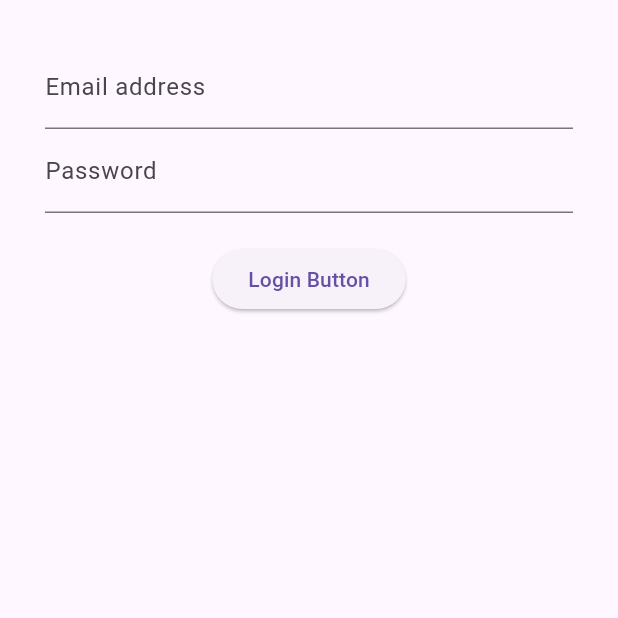
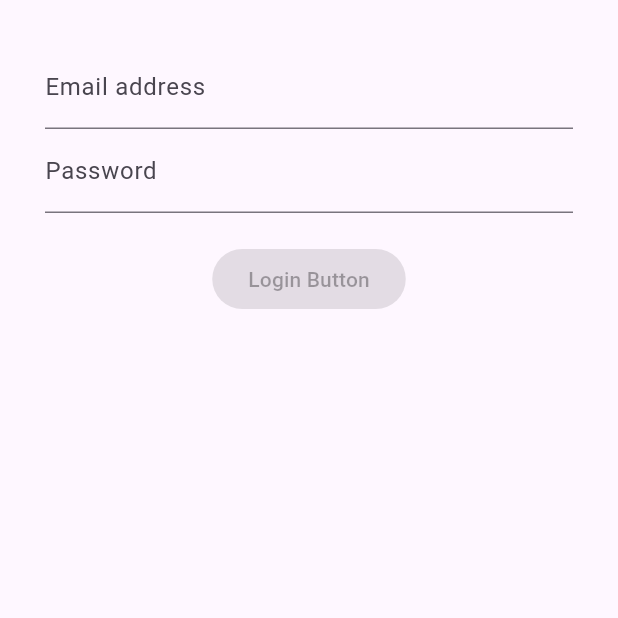
Before and after one commit to umairshaik/login_bloc, a Flutter app: the screen it shows after launch, on a phone screen of 412 x 824 dp, the top half of it. Run offline on Flutter 3.47's test engine with Material 3 defaults, Android fonts, the phone set to English and light mode, and no system bars; our stand-ins replace rxdart.

Commit message:
[Umair][004] using rx dart

```diff
--- a/lib/src/app2.dart
+++ b/lib/src/app2.dart
@@ -1,4 +1,5 @@
 import 'package:flutter/material.dart';
+import 'package:login_bloc/src/blocs/login_screen_provider.dart';
 import 'package:login_bloc/src/screens/login_screen2.dart';
 
 class App2 extends StatelessWidget {
@@ -6,10 +7,12 @@ class App2 extends StatelessWidget {
 
   @override
   Widget build(BuildContext context) {
-    return  MaterialApp(
-      title: 'Log me in',
-      home: Scaffold(
-        body: LoginScreen2(),
+    return LoginScreenProvider(
+      child: const MaterialApp(
+        title: 'Log me in',
+        home: Scaffold(
+          body: LoginScreen2(),
+        ),
       ),
     );
   }
--- a/lib/src/blocs/login_screen_bloc.dart
+++ b/lib/src/blocs/login_screen_bloc.dart
@@ -1,19 +1,30 @@
 import 'dart:async';
 
 import 'package:login_bloc/src/blocs/validators2.dart';
+import 'package:rxdart/rxdart.dart';
 
 class LoginScreenBloc with Validators2 {
-  final _emailController = StreamController<String>();
-  final _passwordController = StreamController<String>();
+  final _emailController = BehaviorSubject<String>();
+  final _passwordController = BehaviorSubject<String>();
 
   Stream<String> get email => _emailController.stream.transform(validateEmail);
 
   Stream<String> get password =>
       _passwordController.stream.transform(validatePassword);
 
+  Stream<bool> get validateSubmit =>
+      CombineLatestStream.combine2(email, password, (a, b) => true);
+
   Function(String) get changeEmail => _emailController.sink.add;
 
   Function(String) get changePwd => _passwordController.sink.add;
+
+  submit() {
+    final email = _emailController.value;
+    final password = _passwordController.value;
+
+    print("$email and $password is sent to server");
+  }
 
   dispose() {
     _emailController.close();
--- /dev/null
+++ b/lib/src/blocs/login_screen_provider.dart
@@ -0,0 +1,14 @@
+import 'package:flutter/material.dart';
+import 'package:login_bloc/src/blocs/login_screen_bloc.dart';
+
+class LoginScreenProvider extends InheritedWidget {
+  final LoginScreenBloc bloc = LoginScreenBloc();
+
+  LoginScreenProvider({super.key, required super.child});
+
+  @override
+  bool updateShouldNotify(covariant InheritedWidget oldWidget) => true;
+
+  static LoginScreenBloc of(BuildContext context) =>
+      context.dependOnInheritedWidgetOfExactType<LoginScreenProvider>()!.bloc;
+}
--- a/lib/src/screens/login_screen2.dart
+++ b/lib/src/screens/login_screen2.dart
@@ -1,27 +1,32 @@
 import 'package:flutter/material.dart';
 import 'package:login_bloc/src/blocs/login_screen_bloc.dart';
+import 'package:login_bloc/src/blocs/login_screen_provider.dart';
 
 class LoginScreen2 extends StatelessWidget {
-  LoginScreen2({super.key});
-
-  final bloc = LoginScreenBloc();
+  const LoginScreen2({super.key});
 
   @override
   Widget build(BuildContext context) {
     return Container(
       margin: const EdgeInsets.all(30.0),
-      child: Column(
+      child: const Column(
         children: [
-          emailField(bloc),
-          passwordField(bloc),
-          const Padding(padding: EdgeInsets.all(10.0)),
-          submitButton()
+          EmailFieldWidget(),
+          PasswordFieldWidget(),
+          Padding(padding: EdgeInsets.all(10.0)),
+          SubmitButton()
         ],
       ),
     );
   }
+}
 
-  Widget emailField(LoginScreenBloc bloc) {
+class EmailFieldWidget extends StatelessWidget {
+  const EmailFieldWidget({super.key});
+
+  @override
+  Widget build(BuildContext context) {
+    final LoginScreenBloc bloc = LoginScreenProvider.of(context);
     return StreamBuilder(
         stream: bloc.email,
         builder: (context, snapshot) {
@@ -36,8 +41,14 @@ class LoginScreen2 extends StatelessWidget {
           );
         });
   }
+}
 
-  Widget passwordField(LoginScreenBloc bloc) {
+class PasswordFieldWidget extends StatelessWidget {
+  const PasswordFieldWidget({super.key});
+
+  @override
+  Widget build(BuildContext context) {
+    final LoginScreenBloc bloc = LoginScreenProvider.of(context);
     return StreamBuilder(
         stream: bloc.password,
         builder: (context, snapshot) {
@@ -51,12 +62,24 @@ class LoginScreen2 extends StatelessWidget {
           );
         });
   }
+}
 
-  Widget submitButton() {
-    return ElevatedButton(
-        onPressed: () {},
-        child: const Text(
-          'Login Button',
-        ));
+class SubmitButton extends StatelessWidget {
+  const SubmitButton({super.key});
+
+  @override
+  Widget build(BuildContext context) {
+    final LoginScreenBloc bloc = LoginScreenProvider.of(context);
+    return StreamBuilder(
+        stream: bloc.validateSubmit,
+        builder: (context, snapshot) {
+          print('error ${snapshot.hasError}');
+          print('has data ${snapshot.hasData}');
+          return ElevatedButton(
+              onPressed: snapshot.hasData ? bloc.submit : null,
+              child: const Text(
+                'Login Button',
+              ));
+        });
   }
 }
--- a/pubspec.yaml
+++ b/pubspec.yaml
@@ -46,7 +46,7 @@ dev_dependencies:
   # activated in the `analysis_options.yaml` file located at the root of your
   # package. See that file for information about deactivating specific lint
   # rules and activating additional ones.
-  flutter_lints: ^2.0.0
+  flutter_lints: ^3.0.1
 
 # For information on the generic Dart part of this file, see the
 # following page: https://dart.dev/tools/pub/pubspec
```
Also changed, not shown: pubspec.lock.
